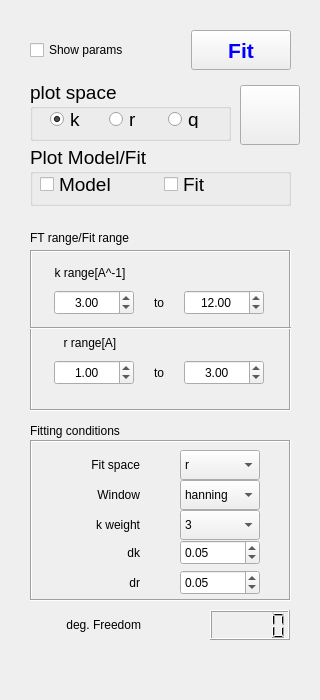
Qt form ControlWidget.ui (yohey-uemura/EXAFSfit_with_silx) before a commit.
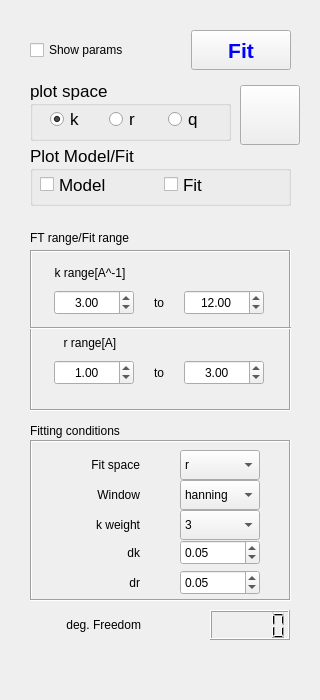
The same form after that commit. Icons and pictures are not drawn.

```diff
--- a/ControlWidget.ui
+++ b/ControlWidget.ui
@@ -24,7 +24,7 @@
    </property>
    <property name="font">
     <font>
-     <pointsize>14</pointsize>
+     <pointsize>13</pointsize>
     </font>
    </property>
    <property name="title">
@@ -42,6 +42,11 @@
     <layout class="QHBoxLayout" name="horizontalLayout">
      <item>
       <widget class="QRadioButton" name="rB_plot_k">
+       <property name="font">
+        <font>
+         <pointsize>13</pointsize>
+        </font>
+       </property>
        <property name="text">
         <string>k</string>
        </property>
@@ -52,6 +57,11 @@
      </item>
      <item>
       <widget class="QRadioButton" name="rB_plot_r">
+       <property name="font">
+        <font>
+         <pointsize>13</pointsize>
+        </font>
+       </property>
        <property name="text">
         <string>r</string>
        </property>
@@ -59,6 +69,11 @@
      </item>
      <item>
       <widget class="QRadioButton" name="rB_plot_q">
+       <property name="font">
+        <font>
+         <pointsize>13</pointsize>
+        </font>
+       </property>
        <property name="text">
         <string>q</string>
        </property>
@@ -659,7 +674,7 @@
    </property>
    <property name="font">
     <font>
-     <pointsize>14</pointsize>
+     <pointsize>13</pointsize>
     </font>
    </property>
    <property name="title">
@@ -677,6 +692,11 @@
     <layout class="QHBoxLayout" name="horizontalLayout_5">
      <item>
       <widget class="QCheckBox" name="rB_wModel">
+       <property name="font">
+        <font>
+         <pointsize>13</pointsize>
+        </font>
+       </property>
        <property name="text">
         <string>Model</string>
        </property>
@@ -684,6 +704,11 @@
      </item>
      <item>
       <widget class="QCheckBox" name="rB_wFit">
+       <property name="font">
+        <font>
+         <pointsize>13</pointsize>
+        </font>
+       </property>
        <property name="text">
         <string>Fit</string>
        </property>
```
